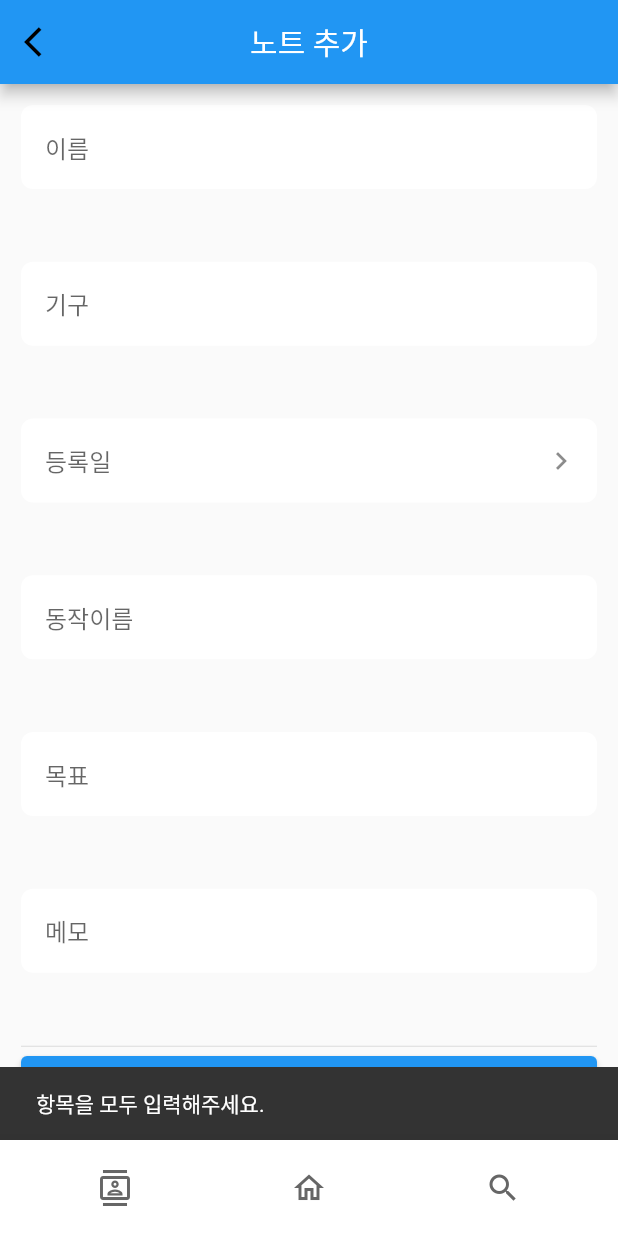
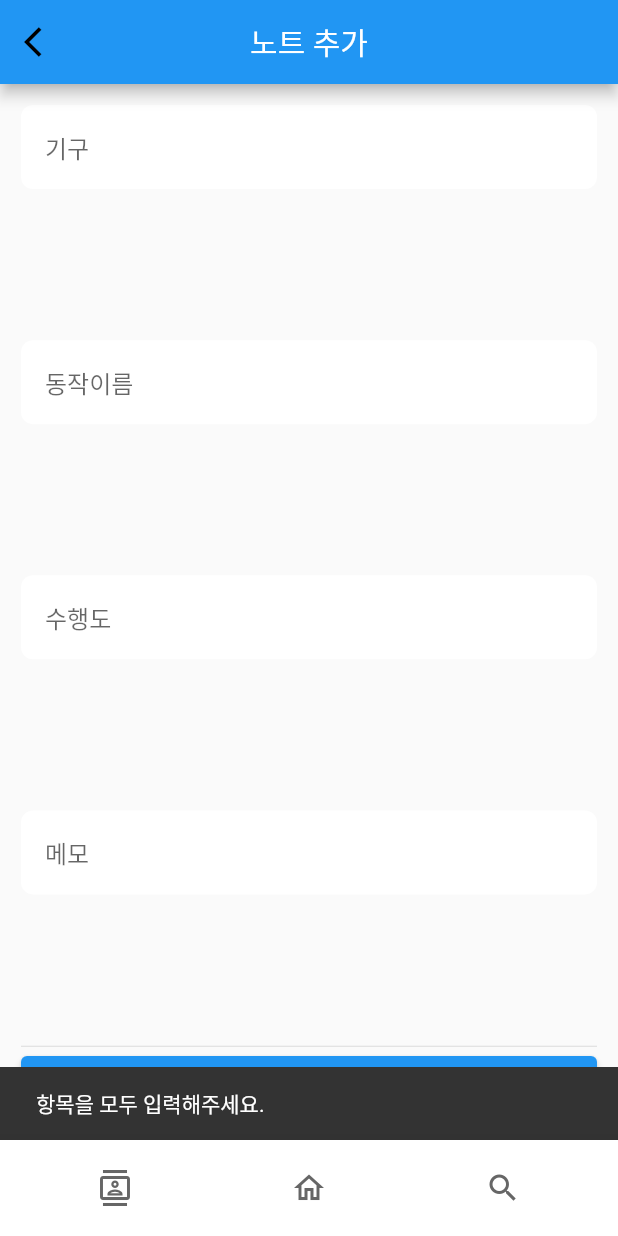
Before and after one commit to JuetEm/BetterCoach202, a Flutter app: the MemberInfo screen opened directly with empty values, after a tap on "노트추가", after a tap on "저장하기", on a phone screen of 412 x 824 dp. Run offline on Flutter 3.47's test engine with Material 2 defaults, Android fonts, the phone set to English and light mode, and no system bars; our stand-ins replace cloud_firestore, firebase_auth, firebase_core, firebase_storage, table_calendar; accounts and stored records are empty; network calls fail; Roboto replaces fonts that are missing (Pretendard).

Commit message:
lesson add 2

```diff
--- a/lib/lessonAdd.dart
+++ b/lib/lessonAdd.dart
@@ -21,10 +21,8 @@ class LessonAdd extends StatefulWidget {
 }
 
 class _LessonAddState extends State<LessonAdd> {
-  TextEditingController nameController = TextEditingController();
   TextEditingController apratusNameController = TextEditingController();
   TextEditingController actionNameController = TextEditingController();
-  TextEditingController lessonDateController = TextEditingController();
   TextEditingController gradeController = TextEditingController();
   TextEditingController totalNoteController = TextEditingController();
 
@@ -48,30 +46,12 @@ class _LessonAddState extends State<LessonAdd> {
                   child: Column(
                     crossAxisAlignment: CrossAxisAlignment.stretch,
                     children: [
-                      /// 이름 입력창
-                      BaseTextField(
-                        customController: nameController,
-                        hint: "이름",
-                        showArrow: false,
-                        customFunction: () {},
-                      ),
-
                       /// 기구 입력창
                       BaseTextField(
                         customController: apratusNameController,
                         hint: "기구",
                         showArrow: false,
                         customFunction: () {},
-                      ),
-
-                      /// 수업일 입력창
-                      BaseTextField(
-                        customController: lessonDateController,
-                        hint: "등록일",
-                        showArrow: true,
-                        customFunction: () {
-                          _getDateFromCalendar(context);
-                        },
                       ),
 
                       /// 전화번호 입력창
@@ -85,7 +65,7 @@ class _LessonAddState extends State<LessonAdd> {
                       /// 수행도 입력창
                       BaseTextField(
                         customController: gradeController,
-                        hint: "목표",
+                        hint: "수행도",
                         showArrow: false,
                         customFunction: () {},
                       ),
@@ -107,20 +87,20 @@ class _LessonAddState extends State<LessonAdd> {
                           // create bucket
                           if (textNullCheck(apratusNameController,
                                   "apratusNameController") &&
-                              textNullCheck(lessonDateController,
-                                  "lessonDateController") &&
                               textNullCheck(actionNameController,
                                   "actionNameController") &&
                               textNullCheck(
                                   gradeController, "gradeController") &&
                               textNullCheck(
                                   totalNoteController, "totalNoteController")) {
+                            String now = DateFormat("yyyy-MM-dd")
+                                .format(DateTime.now()); // 오늘 날짜 가져오기
                             lessonService.create(
                                 uid: user.uid,
-                                name: nameController.text,
+                                name: userInfo.name,
                                 apratusName: apratusNameController.text, //기구이름
                                 actionName: actionNameController.text, //동작이름
-                                lessonDate: lessonDateController.text, //수업날짜
+                                lessonDate: now, //수업날짜
                                 grade: gradeController.text, //수행도
                                 totalNote: totalNoteController.text, //수업총메모
                                 onSuccess: () {
@@ -163,28 +143,6 @@ class _LessonAddState extends State<LessonAdd> {
     );
   }
 
-  void _getDateFromCalendar(BuildContext context) async {
-    final result = await Navigator.push(
-      context,
-      MaterialPageRoute(builder: (_) => BaseTableCalendar()),
-    );
-
-    if (!(result == null)) {
-      String formatedDate = DateFormat("yyyy-MM-dd")
-          .format(DateTime(result.year, result.month, result.day));
-
-      lessonDateController.text = formatedDate;
-
-      ScaffoldMessenger.of(context).showSnackBar(SnackBar(
-        content: Text("등록일 : ${formatedDate}"),
-      ));
-    } else {
-      ScaffoldMessenger.of(context).showSnackBar(SnackBar(
-        content: Text("등록일을 선택해주세요."),
-      ));
-    }
-  }
-
   bool textNullCheck(
     TextEditingController checkController,
     String controllerName,
--- a/lib/memberInfo.dart
+++ b/lib/memberInfo.dart
@@ -31,6 +31,7 @@ class _MemberInfoState extends State<MemberInfo> {
       return Scaffold(
         appBar: BaseAppBarMethod(context, "회원 관리"),
         body: SafeArea(
+          child: SingleChildScrollView(
             child: Padding(
               padding: const EdgeInsets.all(14.0),
               child: Column(
@@ -132,8 +133,7 @@ class _MemberInfoState extends State<MemberInfo> {
                           fontWeight: FontWeight.bold,
                         ),
                   ),
-                Expanded(
-                  child: FutureBuilder<QuerySnapshot>(
+                  FutureBuilder<QuerySnapshot>(
                     future: lessonService.read(user.uid),
                     builder: (context, snapshot) {
                       final docs = snapshot.data?.docs ?? []; // 문서들 가져오기
@@ -141,7 +141,7 @@ class _MemberInfoState extends State<MemberInfo> {
                         return Center(child: Text("동작 목록을 준비 중입니다."));
                       }
                       return ListView.separated(
-                        scrollDirection: Axis.vertical,
+                        //scrollDirection: Axis.vertical,
                         shrinkWrap: true,
                         itemCount: docs.length,
                         itemBuilder: (BuildContext context, int index) {
@@ -165,7 +165,6 @@ class _MemberInfoState extends State<MemberInfo> {
                         separatorBuilder: ((context, index) => Divider()),
                       );
                     },
-                  ),
                   ),
 
                   /// 추가 버튼
@@ -191,6 +190,7 @@ class _MemberInfoState extends State<MemberInfo> {
               ),
             ),
           ),
+        ),
       );
     });
   }
--- a/pubspec.yaml
+++ b/pubspec.yaml
@@ -44,6 +44,7 @@ dependencies:
   table_calendar: ^3.0.7
   intl: ^0.17.0
   firebase_storage: ^10.3.11
+  grouped_list: ^5.1.2
 
 dev_dependencies:
   flutter_test:
```
Also changed, not shown: lib/globalWidget.dart (+7 -7 lines), pubspec.lock, 1 other file. Lines whose indentation alone changed are shown as unchanged.
